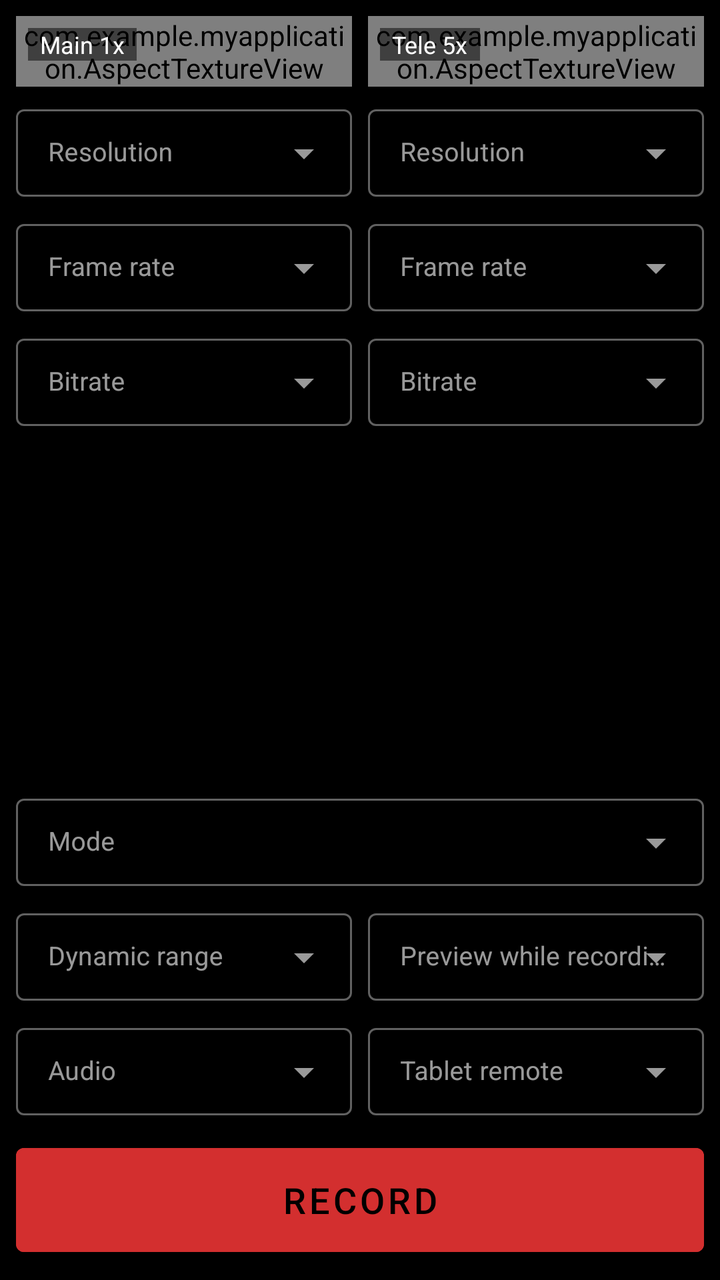
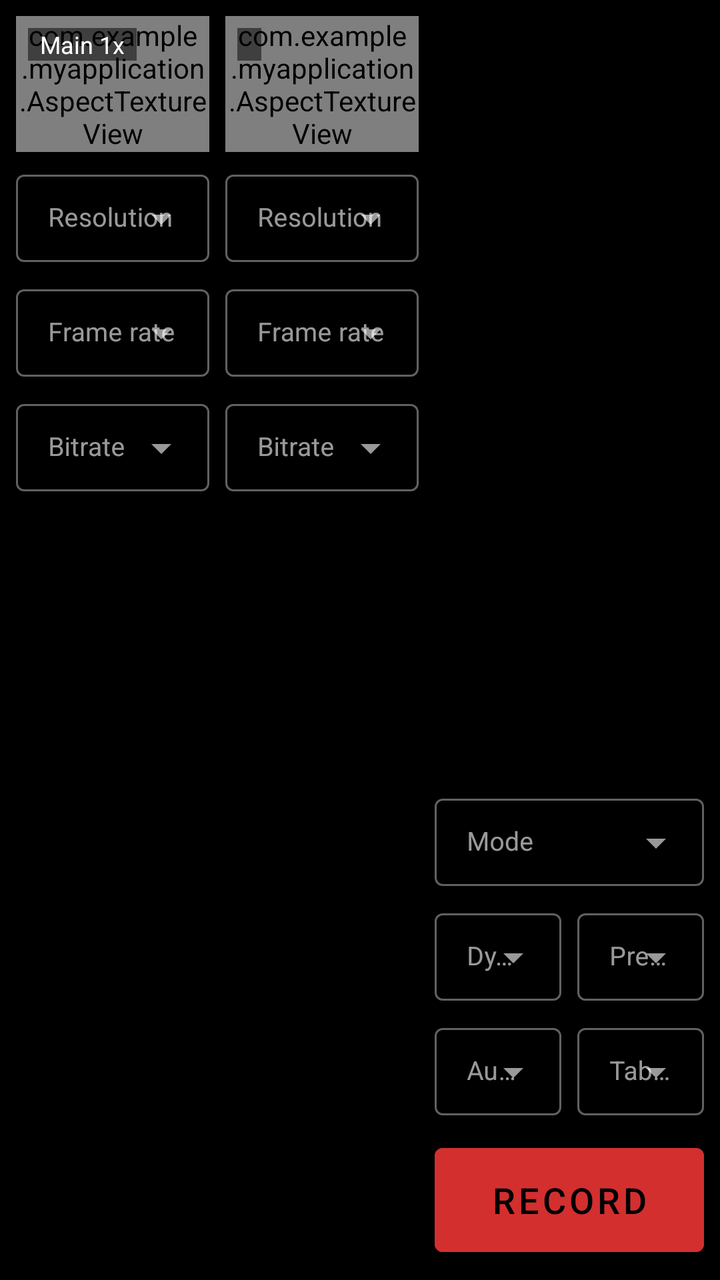

The first picture is an Android layout as it rendered before a commit; the second is the same layout after the commit. The layout source and the unified diff follow.
<!-- AndroidManifest.xml: activity theme Theme.MyApplication.Camera -->
<!-- res/layout/activity_dual_cam.xml -->
<?xml version="1.0" encoding="utf-8"?>
<LinearLayout xmlns:android="http://schemas.android.com/apk/res/android"
    android:id="@+id/root"
    android:layout_width="match_parent"
    android:layout_height="match_parent"
    android:background="#000000"
    android:fitsSystemWindows="true"
    android:orientation="vertical"
    android:padding="8dp">

    <ScrollView
        android:id="@+id/cameraPane"
        android:layout_width="match_parent"
        android:layout_height="wrap_content">

        <LinearLayout
            android:layout_width="match_parent"
            android:layout_height="wrap_content"
            android:orientation="horizontal">

            <LinearLayout
                android:layout_width="0dp"
                android:layout_height="wrap_content"
                android:layout_marginEnd="4dp"
                android:layout_weight="1"
                android:orientation="vertical">

                <FrameLayout
                    android:layout_width="match_parent"
                    android:layout_height="wrap_content">

                    <com.example.myapplication.AspectTextureView
                        android:id="@+id/previewMain"
                        android:layout_width="match_parent"
                        android:layout_height="wrap_content" />

                    <TextView
                        style="@style/PreviewLabel"
                        android:text="Main 1x" />
                </FrameLayout>

                <include
                    android:id="@+id/configMain"
                    layout="@layout/camera_config" />
            </LinearLayout>

            <LinearLayout
                android:layout_width="0dp"
                android:layout_height="wrap_content"
                android:layout_marginStart="4dp"
                android:layout_weight="1"
                android:orientation="vertical">

                <FrameLayout
                    android:layout_width="match_parent"
                    android:layout_height="wrap_content">

                    <com.example.myapplication.AspectTextureView
                        android:id="@+id/previewTele"
                        android:layout_width="match_parent"
                        android:layout_height="wrap_content" />

                    <TextView
                        style="@style/PreviewLabel"
                        android:text="Tele 5x" />
                </FrameLayout>

                <include
                    android:id="@+id/configTele"
                    layout="@layout/camera_config" />
            </LinearLayout>
        </LinearLayout>
    </ScrollView>

    <LinearLayout
        android:id="@+id/controlsPane"
        android:layout_width="match_parent"
        android:layout_height="0dp"
        android:layout_weight="1"
        android:orientation="vertical">

        <TextView
            android:id="@+id/live"
            android:layout_width="match_parent"
            android:layout_height="wrap_content"
            android:fontFamily="monospace"
            android:paddingTop="8dp"
            android:textColor="#FF5252"
            android:textSize="13sp"
            android:textStyle="bold" />

        <TextView
            android:id="@+id/status"
            android:layout_width="match_parent"
            android:layout_height="0dp"
            android:layout_weight="1"
            android:fontFamily="monospace"
            android:paddingTop="8dp"
            android:textColor="#CCCCCC"
            android:textSize="11sp" />

        <com.google.android.material.textfield.TextInputLayout
            android:id="@+id/modeLayout"
            style="@style/ConfigDropdown"
            android:hint="Mode">

            <com.google.android.material.textfield.MaterialAutoCompleteTextView style="@style/ConfigDropdownField" />
        </com.google.android.material.textfield.TextInputLayout>

        <LinearLayout
            android:layout_width="match_parent"
            android:layout_height="wrap_content"
            android:orientation="horizontal">

            <com.google.android.material.textfield.TextInputLayout
                android:id="@+id/dynamicRangeLayout"
                style="@style/ConfigDropdown"
                android:layout_width="0dp"
                android:layout_marginEnd="4dp"
                android:layout_weight="1"
                android:hint="Dynamic range">

                <com.google.android.material.textfield.MaterialAutoCompleteTextView style="@style/ConfigDropdownField" />
            </com.google.android.material.textfield.TextInputLayout>

            <com.google.android.material.textfield.TextInputLayout
                android:id="@+id/previewLayout"
                style="@style/ConfigDropdown"
                android:layout_width="0dp"
                android:layout_marginStart="4dp"
                android:layout_weight="1"
                android:hint="Preview while recording">

                <com.google.android.material.textfield.MaterialAutoCompleteTextView style="@style/ConfigDropdownField" />
            </com.google.android.material.textfield.TextInputLayout>
        </LinearLayout>

        <LinearLayout
            android:layout_width="match_parent"
            android:layout_height="wrap_content"
            android:layout_marginBottom="8dp"
            android:orientation="horizontal">

            <com.google.android.material.textfield.TextInputLayout
                android:id="@+id/audioLayout"
                style="@style/ConfigDropdown"
                android:layout_width="0dp"
                android:layout_marginEnd="4dp"
                android:layout_weight="1"
                android:hint="Audio">

                <com.google.android.material.textfield.MaterialAutoCompleteTextView style="@style/ConfigDropdownField" />
            </com.google.android.material.textfield.TextInputLayout>

            <com.google.android.material.textfield.TextInputLayout
                android:id="@+id/remoteLayout"
                style="@style/ConfigDropdown"
                android:layout_width="0dp"
                android:layout_marginStart="4dp"
                android:layout_weight="1"
                android:hint="Tablet remote">

                <com.google.android.material.textfield.MaterialAutoCompleteTextView style="@style/ConfigDropdownField" />
            </com.google.android.material.textfield.TextInputLayout>
        </LinearLayout>

        <Button
            android:id="@+id/record"
            android:layout_width="match_parent"
            android:layout_height="64dp"
            android:backgroundTint="#D32F2F"
            android:text="Record"
            android:textSize="18sp" />
    </LinearLayout>
</LinearLayout>
<!-- res/layout/camera_config.xml (included above) -->
<?xml version="1.0" encoding="utf-8"?>
<LinearLayout xmlns:android="http://schemas.android.com/apk/res/android"
    android:layout_width="match_parent"
    android:layout_height="wrap_content"
    android:orientation="vertical">

    <com.google.android.material.textfield.TextInputLayout
        android:id="@+id/resolutionLayout"
        style="@style/ConfigDropdown"
        android:hint="Resolution">

        <com.google.android.material.textfield.MaterialAutoCompleteTextView style="@style/ConfigDropdownField" />
    </com.google.android.material.textfield.TextInputLayout>

    <com.google.android.material.textfield.TextInputLayout
        android:id="@+id/fpsLayout"
        style="@style/ConfigDropdown"
        android:hint="Frame rate">

        <com.google.android.material.textfield.MaterialAutoCompleteTextView style="@style/ConfigDropdownField" />
    </com.google.android.material.textfield.TextInputLayout>

    <com.google.android.material.textfield.TextInputLayout
        android:id="@+id/bitrateLayout"
        style="@style/ConfigDropdown"
        android:hint="Bitrate">

        <com.google.android.material.textfield.MaterialAutoCompleteTextView style="@style/ConfigDropdownField" />
    </com.google.android.material.textfield.TextInputLayout>
</LinearLayout>
<!-- resources referenced by this layout -->
<resources>
  <style name="ConfigDropdown" parent="Widget.MaterialComponents.TextInputLayout.OutlinedBox.Dense.ExposedDropdownMenu">
          <item name="android:layout_width">match_parent</item>
          <item name="android:layout_height">wrap_content</item>
          <item name="android:layout_marginTop">4dp</item>
      </style>
  <style name="ConfigDropdownField">
          <item name="android:layout_width">match_parent</item>
          <item name="android:layout_height">wrap_content</item>
          <item name="android:inputType">none</item>
          <item name="android:textSize">13sp</item>
      </style>
  <style name="PreviewLabel">
          <item name="android:layout_width">wrap_content</item>
          <item name="android:layout_height">wrap_content</item>
          <item name="android:layout_margin">6dp</item>
          <item name="android:background">#80000000</item>
          <item name="android:paddingHorizontal">6dp</item>
          <item name="android:textColor">#FFFFFF</item>
          <item name="android:textSize">12sp</item>
      </style>
  <style name="Theme.MyApplication.Camera" parent="Theme.MaterialComponents.NoActionBar">
          <item name="colorPrimary">@color/teal_200</item>
          <item name="colorOnPrimary">@color/black</item>
          <item name="android:statusBarColor">#000000</item>
          <item name="android:navigationBarColor">#000000</item>
      </style>
  <color name="teal_200">#FF03DAC5</color>
  <color name="black">#FF000000</color>
</resources>

<!-- the commit's change to res/layout/activity_dual_cam.xml (unified diff, before → after) -->
@@ -5,13 +5,14 @@
     android:layout_height="match_parent"
     android:background="#000000"
     android:fitsSystemWindows="true"
-    android:orientation="vertical"
+    android:orientation="horizontal"
     android:padding="8dp">
 
     <ScrollView
         android:id="@+id/cameraPane"
-        android:layout_width="match_parent"
-        android:layout_height="wrap_content">
+        android:layout_width="0dp"
+        android:layout_height="match_parent"
+        android:layout_weight="3">
 
         <LinearLayout
             android:layout_width="match_parent"
@@ -30,9 +31,13 @@
                     android:layout_height="wrap_content">
 
                     <com.example.myapplication.AspectTextureView
-                        android:id="@+id/previewMain"
+                        android:id="@+id/preview1"
                         android:layout_width="match_parent"
                         android:layout_height="wrap_content" />
+
+                    <TextView
+                        android:id="@+id/preview1Off"
+                        style="@style/PreviewOff" />
 
                     <TextView
                         style="@style/PreviewLabel"
@@ -40,7 +45,7 @@
                 </FrameLayout>
 
                 <include
-                    android:id="@+id/configMain"
+                    android:id="@+id/config1"
                     layout="@layout/camera_config" />
             </LinearLayout>
 
@@ -56,17 +61,21 @@
                     android:layout_height="wrap_content">
 
                     <com.example.myapplication.AspectTextureView
-                        android:id="@+id/previewTele"
+                        android:id="@+id/preview2"
                         android:layout_width="match_parent"
                         android:layout_height="wrap_content" />
 
                     <TextView
+                        android:id="@+id/preview2Off"
+                        style="@style/PreviewOff" />
+
+                    <TextView
                         style="@style/PreviewLabel"
-                        android:text="Tele 5x" />
+                        android:id="@+id/label2" />
                 </FrameLayout>
 
                 <include
-                    android:id="@+id/configTele"
+                    android:id="@+id/config2"
                     layout="@layout/camera_config" />
             </LinearLayout>
         </LinearLayout>
@@ -74,9 +83,10 @@
 
     <LinearLayout
         android:id="@+id/controlsPane"
-        android:layout_width="match_parent"
-        android:layout_height="0dp"
-        android:layout_weight="1"
+        android:layout_width="0dp"
+        android:layout_height="match_parent"
+        android:layout_marginStart="8dp"
+        android:layout_weight="2"
         android:orientation="vertical">
 
         <TextView
<!-- resource entries referenced after the edit -->
@@ -20,6 +20,16 @@
           <item name="android:textColor">#FFFFFF</item>
           <item name="android:textSize">12sp</item>
       </style>
+  <style name="PreviewOff">
+          <item name="android:layout_width">match_parent</item>
+          <item name="android:layout_height">match_parent</item>
+          <item name="android:background">#000000</item>
+          <item name="android:gravity">center</item>
+          <item name="android:text">Preview off · tap to show</item>
+          <item name="android:textColor">#888888</item>
+          <item name="android:textSize">13sp</item>
+          <item name="android:visibility">gone</item>
+      </style>
   <style name="Theme.MyApplication.Camera" parent="Theme.MaterialComponents.NoActionBar">
           <item name="colorPrimary">@color/teal_200</item>
           <item name="colorOnPrimary">@color/black</item>
